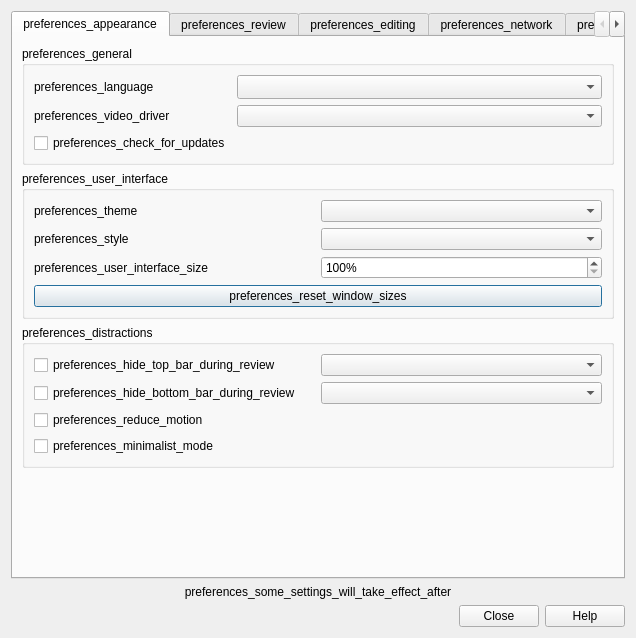
This is qt/aqt/forms/preferences.ui in ankitects/anki as Qt 5 draws it before an edit. The edited form follows.
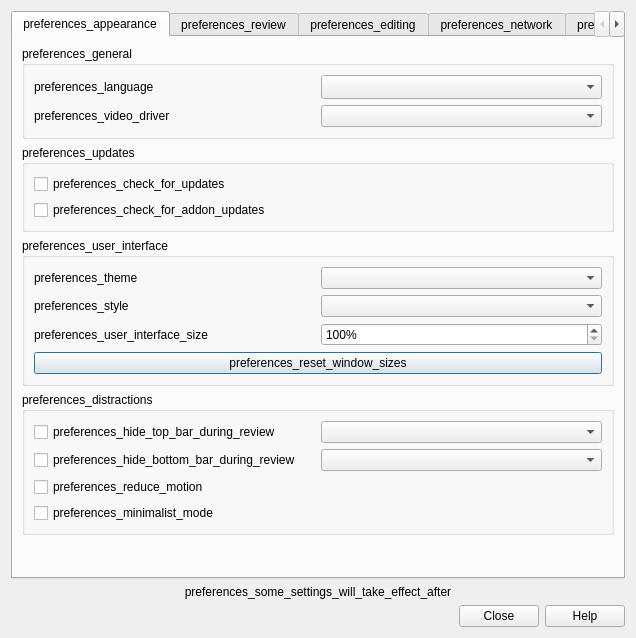
This is the edited form.

Commit message:
Feat: addon update check toggle (#4478)
* Add option to toggle add-on updates on and off

* Group both update options into their own subsection

* Add "Check for Updates" action to manually check for updates

* Display a dialog box message saying that there's no update when manually checking

* Add SecretX to CONTRIBUTORS list

* Remove 'check for updates' option from Help menu

* Format code

What changed in the file:
```diff
--- a/qt/aqt/forms/preferences.ui
+++ b/qt/aqt/forms/preferences.ui
@@ -82,19 +82,29 @@
             </property>
            </widget>
           </item>
-          <item row="2" column="0">
+         </layout>
+        </widget>
+       </item>
+       <item>
+        <widget class="QGroupBox" name="updatesGroup">
+         <property name="title">
+          <string>preferences_updates</string>
+         </property>
+         <layout class="QVBoxLayout" name="updatesLayout">
+          <item>
            <widget class="QCheckBox" name="check_for_updates">
-            <property name="sizePolicy">
-             <sizepolicy hsizetype="Fixed" vsizetype="Fixed">
-              <horstretch>0</horstretch>
-              <verstretch>0</verstretch>
-             </sizepolicy>
-            </property>
             <property name="text">
              <string>preferences_check_for_updates</string>
             </property>
            </widget>
           </item>
+          <item>
+           <widget class="QCheckBox" name="check_for_addon_updates">
+            <property name="text">
+             <string>preferences_check_for_addon_updates</string>
+            </property>
+           </widget>
+          </item>
          </layout>
         </widget>
        </item>
```
Left out of the diff: 1 changed line with no effect on the pictures. The commit also changes 5 other files.
